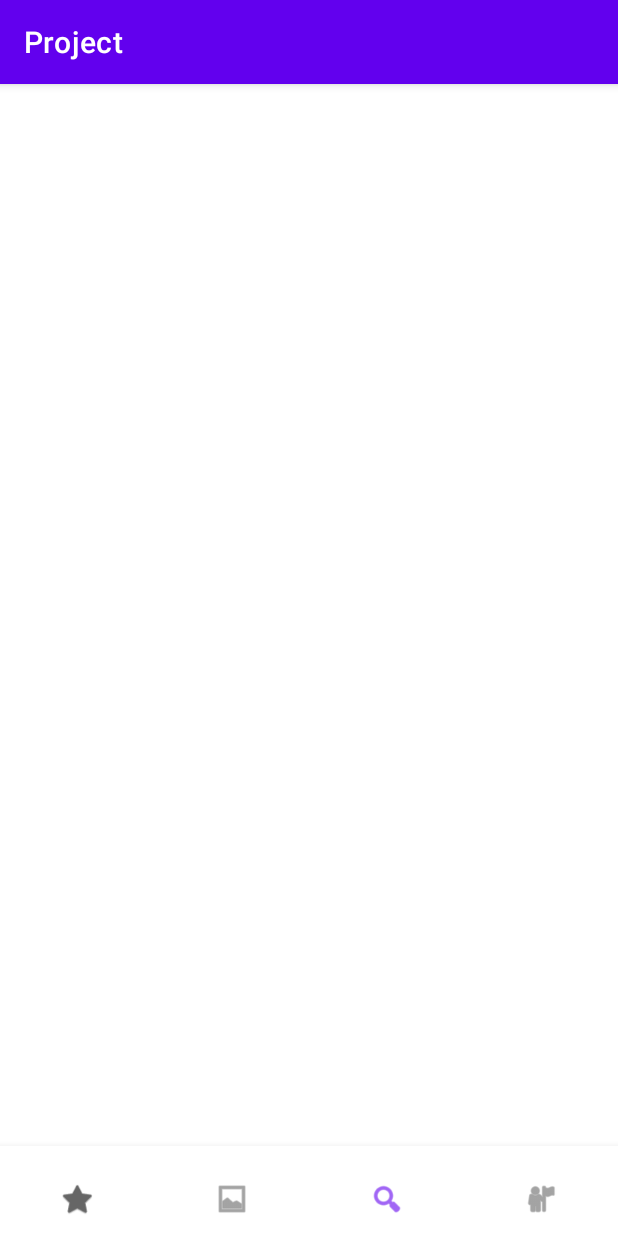
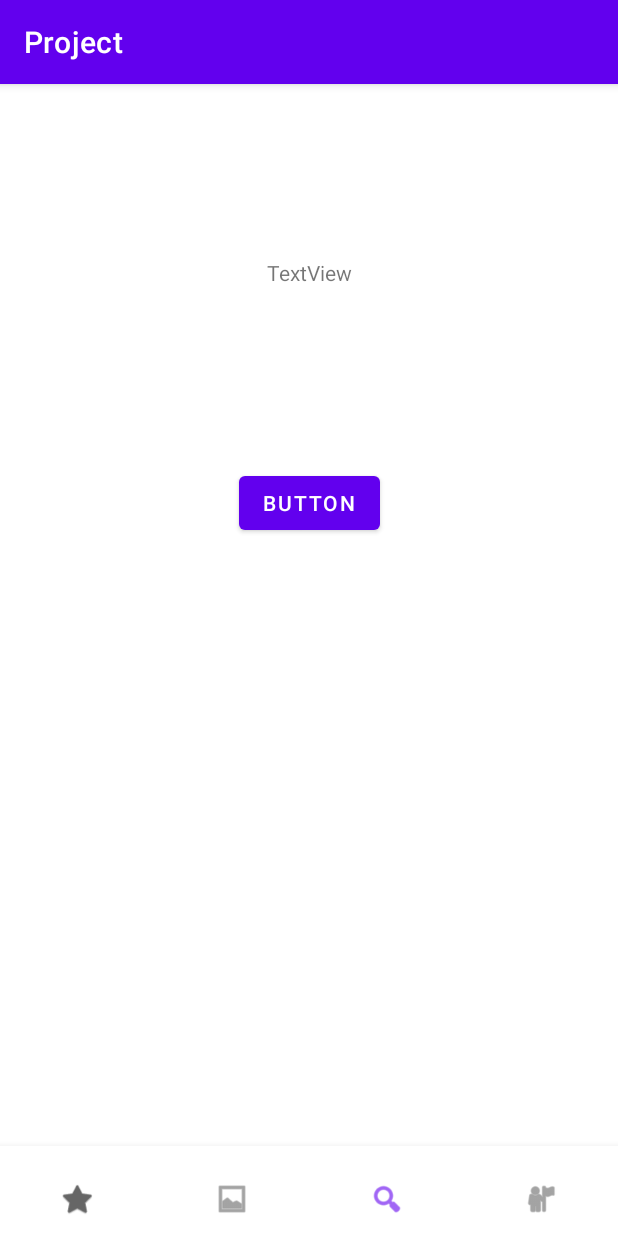
Before and after one commit to 2021-SMHRD-KDT-AI-6/Gaericature-, an Android app: the screen it shows after launch (MainActivity), item 3 of the bottom bar chosen, on a phone screen of 412 x 824 dp. Run offline under Robolectric (Android 15) with nearby library versions, the light colour scheme and no system bars; our stand-ins replace Volley.

Commit message:
DB 연동 1차

```diff
--- a/app/build.gradle
+++ b/app/build.gradle
@@ -33,6 +33,7 @@ dependencies {
     implementation 'com.google.android.material:material:1.4.0'
     implementation 'androidx.constraintlayout:constraintlayout:2.1.2'
     implementation 'androidx.legacy:legacy-support-v4:1.0.0'
+    implementation 'com.android.volley:volley:1.2.1'
     testImplementation 'junit:junit:4.+'
     androidTestImplementation 'androidx.test.ext:junit:1.1.3'
     androidTestImplementation 'androidx.test.espresso:espresso-core:3.4.0'
--- a/app/src/main/AndroidManifest.xml
+++ b/app/src/main/AndroidManifest.xml
@@ -4,11 +4,14 @@
 
     <uses-permission android:name="android.permission.WRITE_EXTERNAL_STORAGE" />
 
+    <uses-permission android:name="android.permission.INTERNET" />
+
     <application
         android:allowBackup="true"
         android:icon="@mipmap/ic_launcher"
         android:label="@string/app_name"
         android:roundIcon="@mipmap/ic_launcher_round"
+        android:usesCleartextTraffic="true"
         android:supportsRtl="true"
         android:theme="@style/Theme.Project">
         <activity
--- a/app/src/main/res/layout/fragment_purchase.xml
+++ b/app/src/main/res/layout/fragment_purchase.xml
@@ -8,5 +8,26 @@
 
     <androidx.constraintlayout.widget.ConstraintLayout
         android:layout_width="match_parent"
-        android:layout_height="match_parent"/>
+        android:layout_height="match_parent">
+
+        <Button
+            android:id="@+id/btn"
+            android:layout_width="wrap_content"
+            android:layout_height="wrap_content"
+            android:layout_marginTop="255dp"
+            android:text="Button"
+            app:layout_constraintEnd_toEndOf="parent"
+            app:layout_constraintStart_toStartOf="parent"
+            app:layout_constraintTop_toTopOf="parent" />
+
+        <TextView
+            android:id="@+id/tv"
+            android:layout_width="wrap_content"
+            android:layout_height="wrap_content"
+            android:layout_marginTop="116dp"
+            android:text="TextView"
+            app:layout_constraintEnd_toEndOf="parent"
+            app:layout_constraintStart_toStartOf="parent"
+            app:layout_constraintTop_toTopOf="parent" />
+    </androidx.constraintlayout.widget.ConstraintLayout>
 </FrameLayout>
```
Also changed, not shown: app/src/main/java/com/example/project/Purchase.java (+64 -0 lines).
